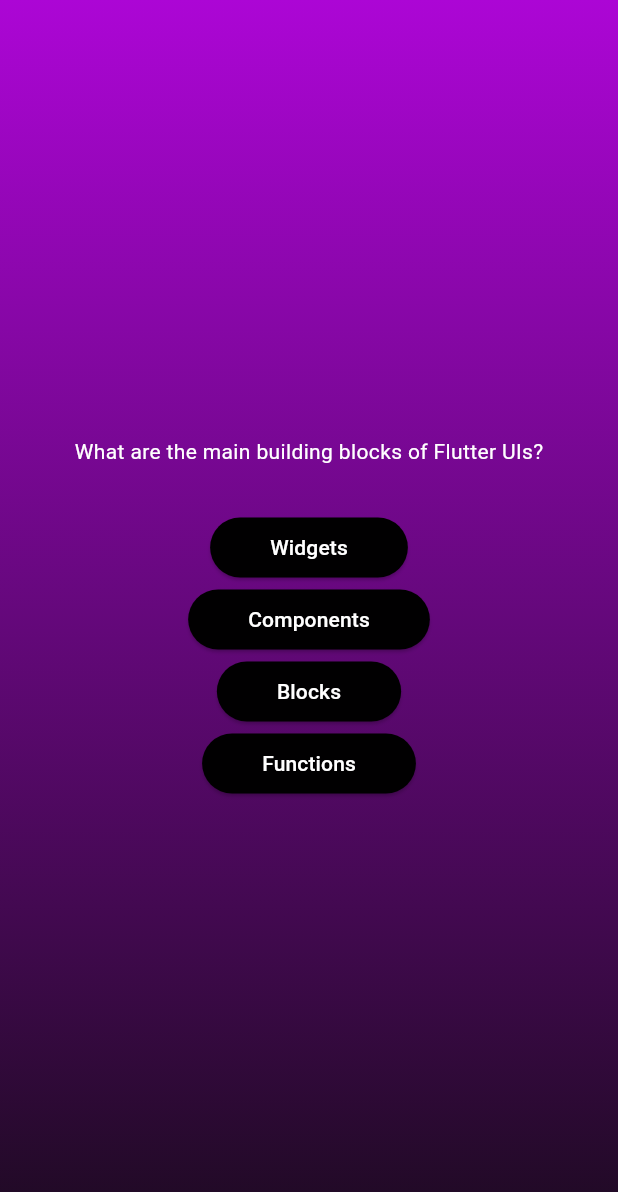
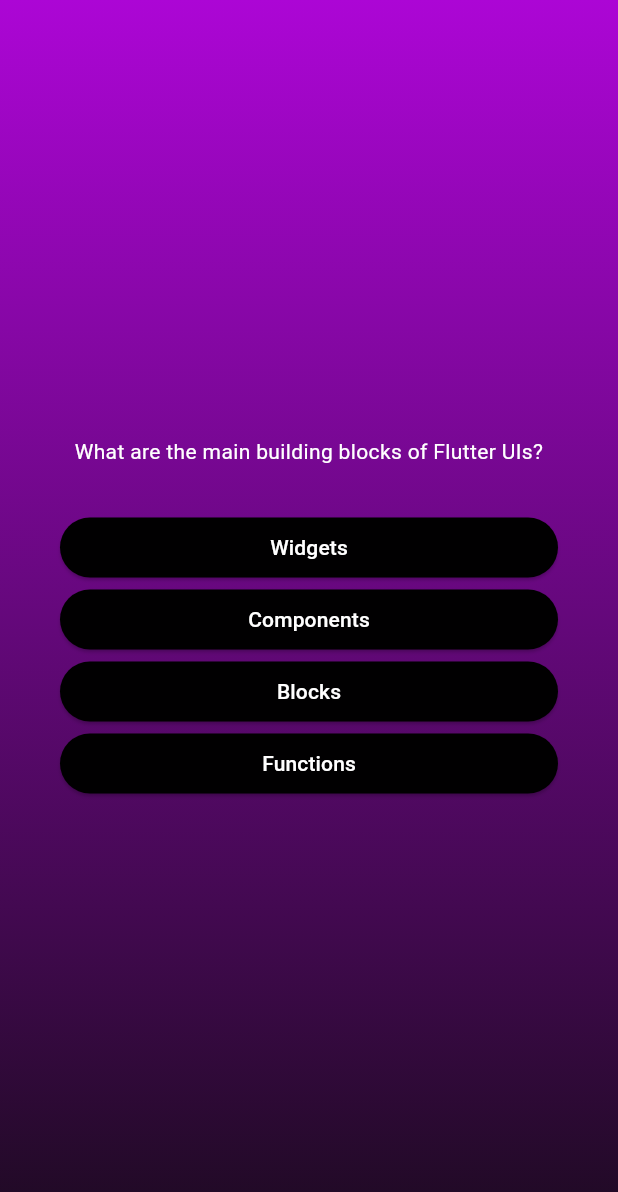
Before and after one commit to kevinbrowndc/quiz1, a Flutter app: the screen it shows after launch, after a tap on "Start Quiz", on a phone screen of 412 x 824 dp. Shown: the top 1192 px of the screen. Run offline on Flutter 3.47's test engine with Material 3 defaults, Android fonts, the phone set to English and light mode, and no system bars.

Commit message:
formatting

```diff
--- a/lib/questions_screen.dart
+++ b/lib/questions_screen.dart
@@ -16,16 +16,23 @@ class _QuestionsScreenState extends State<QuestionsScreen> {
     final currentQuestion = questions[0];
     return SizedBox(
       width: double.infinity,
+      child: Container(
+        margin: EdgeInsets.all(40),
         child: Column(
           mainAxisAlignment: MainAxisAlignment.center,
+          crossAxisAlignment: CrossAxisAlignment.stretch,
           children: [
           Text(currentQuestion.text,
-        style: const TextStyle(color: Colors.white),),
+          style: const TextStyle(color: Colors.white),
+          textAlign: TextAlign.center,
+          ),
+
           const SizedBox(height: 30),
           ...currentQuestion.answers.map((answer) {
             return AnswerButton(AnswerText: answer, onTap: () {},);
           })
         ],),
+      ),
     );
 
   }
```
Lines whose indentation alone changed are shown as unchanged.
